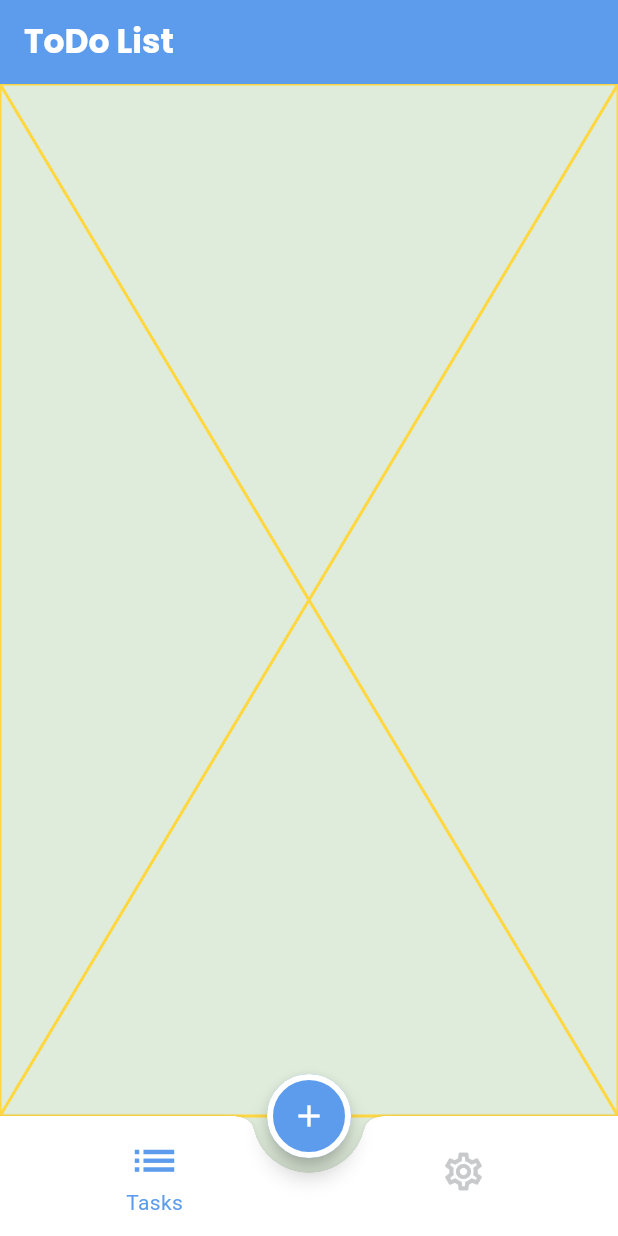
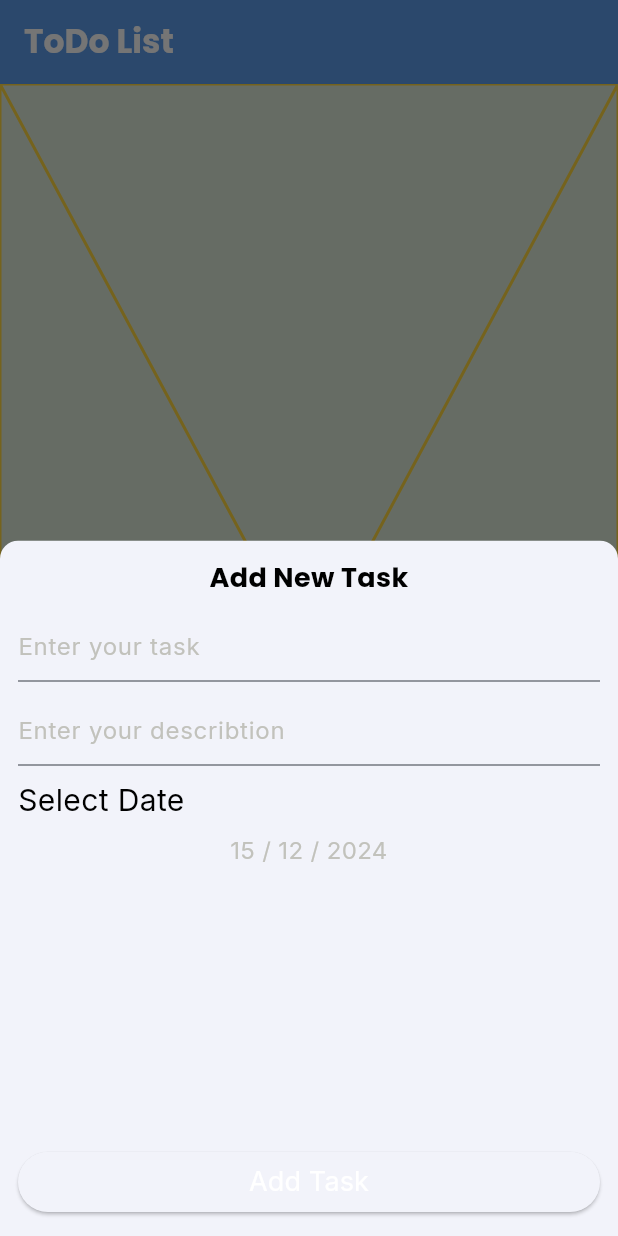
Before and after one commit to mooazhassan/todo_app, a Flutter app: the screen it shows after launch, after a tap on the "add" icon, on a phone screen of 412 x 824 dp. Run offline on Flutter 3.47's test engine with Material 3 defaults, Android fonts, the phone set to English and light mode, and no system bars; our stand-ins replace google_fonts.

Commit message:
finished home ui +home screen tab finished setting tab ui

```diff
--- a/lib/config/theme/my_theme.dart
+++ b/lib/config/theme/my_theme.dart
@@ -34,6 +34,14 @@ class MyTheme {
       color: ColorManager.white,
       shadowColor: ColorManager.white,
     ),
+    bottomSheetTheme: const BottomSheetThemeData(
+      shape: RoundedRectangleBorder(
+        borderRadius: BorderRadius.only(
+          topLeft: Radius.circular(12),
+          topRight: Radius.circular(12),
+        ),
+      ),
+    ),
   );
 
   static ThemeData dark = ThemeData();
--- a/lib/core/utils/app_style.dart
+++ b/lib/core/utils/app_style.dart
@@ -20,4 +20,24 @@ class LightAppStyle {
     fontSize: 14,
     color: ColorManager.blue,
   );
+  static TextStyle bottomSheetTitle = GoogleFonts.poppins(
+    fontWeight: FontWeight.w700,
+    fontSize: 18,
+    color: Colors.black,
+  );
+  static TextStyle hint = GoogleFonts.inter(
+    fontWeight: FontWeight.w400,
+    fontSize: 16,
+    color: ColorManager.hint,
+  );
+  static TextStyle dateLabel = GoogleFonts.inter(
+    fontWeight: FontWeight.w400,
+    fontSize: 20,
+    color: Colors.black,
+  );
+  static TextStyle submitLabel = GoogleFonts.inter(
+    fontWeight: FontWeight.w400,
+    fontSize: 18,
+    color: Colors.white,
+  );
 }
--- a/lib/core/utils/color_manager.dart
+++ b/lib/core/utils/color_manager.dart
@@ -5,6 +5,8 @@ class ColorManager{
   static const Color grey=Color(0xffC8C9CB);
   static const Color greenAcssent=Color(0xffDFECDB);
   static const Color white=Color(0xffFFFFFF);
+  static const Color hint=Color(0xffA9A9A99C);
+
 
 
 }
--- a/lib/presentation/screens/home/home_page.dart
+++ b/lib/presentation/screens/home/home_page.dart
@@ -5,6 +5,7 @@ import 'package:todo_app/core/utils/app_style.dart';
 import 'package:todo_app/core/utils/color_manager.dart';
 import 'package:todo_app/presentation/screens/home/tabs/settings_tab/settings_page.dart';
 import 'package:todo_app/presentation/screens/home/tabs/tasks_tab/tasks_page.dart';
+import 'package:todo_app/presentation/screens/home/theme_bottom_sheet.dart';
 
 class HomePage extends StatefulWidget {
   HomePage({super.key});
@@ -24,6 +25,7 @@ class _HomePageState extends State<HomePage> {
   @override
   Widget build(BuildContext context) {
     return Scaffold(
+      extendBody:true,
       appBar: AppBar(
         title: const Text(
           'ToDo List',
@@ -57,8 +59,17 @@ class _HomePageState extends State<HomePage> {
 
   Widget buildFAB() => FloatingActionButton(
         child: Icon(Icons.add),
-        onPressed: () {},
+        onPressed: () {
+          showTaskBottomSheet();
+        },
         shape: StadiumBorder(
             side: BorderSide(color: ColorManager.white, width: 4)),
       );
+
+  showTaskBottomSheet() {
+    showModalBottomSheet(
+      context: context,
+      builder: (context) => ThemeBottomSheet().show(),
+    );
   }
+}
--- /dev/null
+++ b/lib/presentation/screens/home/theme_bottom_sheet.dart
@@ -0,0 +1,65 @@
+import 'package:flutter/material.dart';
+import 'package:todo_app/core/utils/app_style.dart';
+import 'package:todo_app/core/utils/color_manager.dart';
+
+class ThemeBottomSheet extends StatelessWidget {
+  const ThemeBottomSheet({super.key});
+
+  @override
+  Widget build(BuildContext context) {
+    return Padding(
+      padding: const EdgeInsets.all(12),
+      child: Container(
+        child: Column(
+          crossAxisAlignment: CrossAxisAlignment.stretch,
+          children: [
+            Text(
+              'Add New Task',
+              textAlign: TextAlign.center,
+              style: LightAppStyle.bottomSheetTitle,
+            ),
+            const SizedBox(height: 8),
+            TextField(
+              decoration: InputDecoration(
+                hintText: 'Enter your task',
+                hintStyle: LightAppStyle.hint,
+              ),
+            ),
+            const SizedBox(height: 8),
+            TextField(
+              decoration: InputDecoration(
+                hintText: 'Enter your describtion',
+                hintStyle: LightAppStyle.hint,
+              ),
+            ),
+            const SizedBox(height: 8),
+            Text(
+              'Select Date',
+              style: LightAppStyle.dateLabel,
+            ),
+            SizedBox(height: 8),
+            Text(
+              '15 / 12 / 2024',
+              style: LightAppStyle.hint,
+              textAlign: TextAlign.center,
+            ),
+            const Spacer(),
+            ElevatedButton(
+              style: ButtonStyle(
+
+              ),
+              onPressed: () {},
+              child: Text(
+                'Add Task',
+                style: LightAppStyle.submitLabel,
+                textAlign: TextAlign.center,
+              ),
+            )
+          ],
+        ),
+      ),
+    );
+  }
+
+  Widget show() => ThemeBottomSheet();
+}
```
Lines whose indentation alone changed are shown as unchanged.
